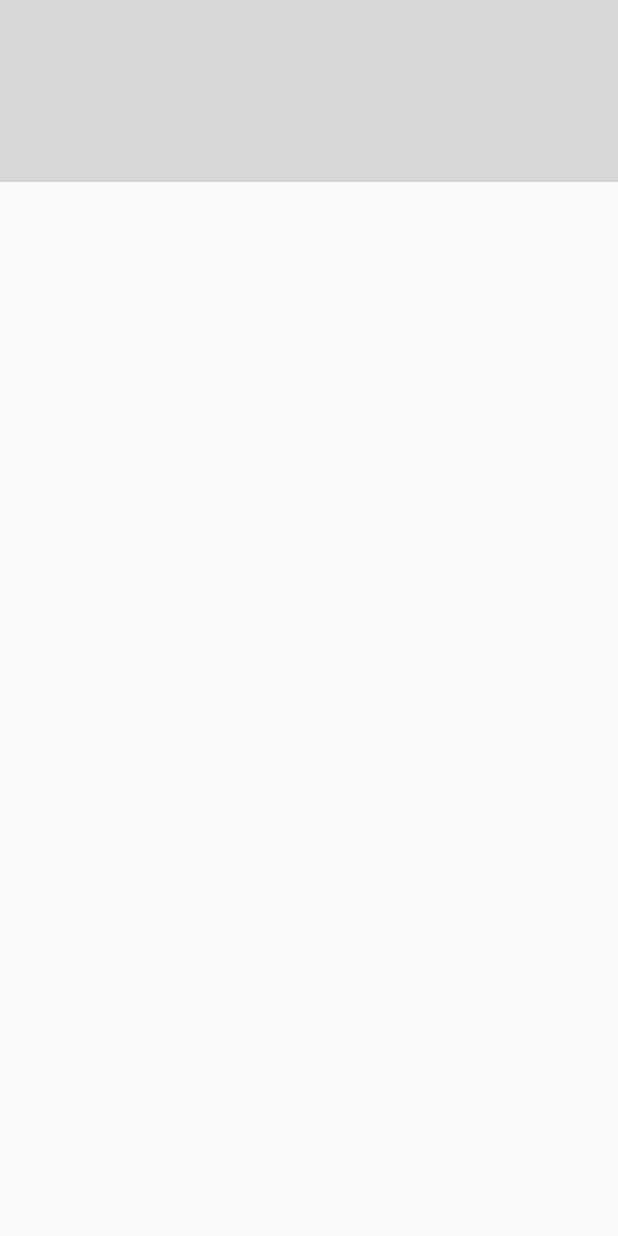
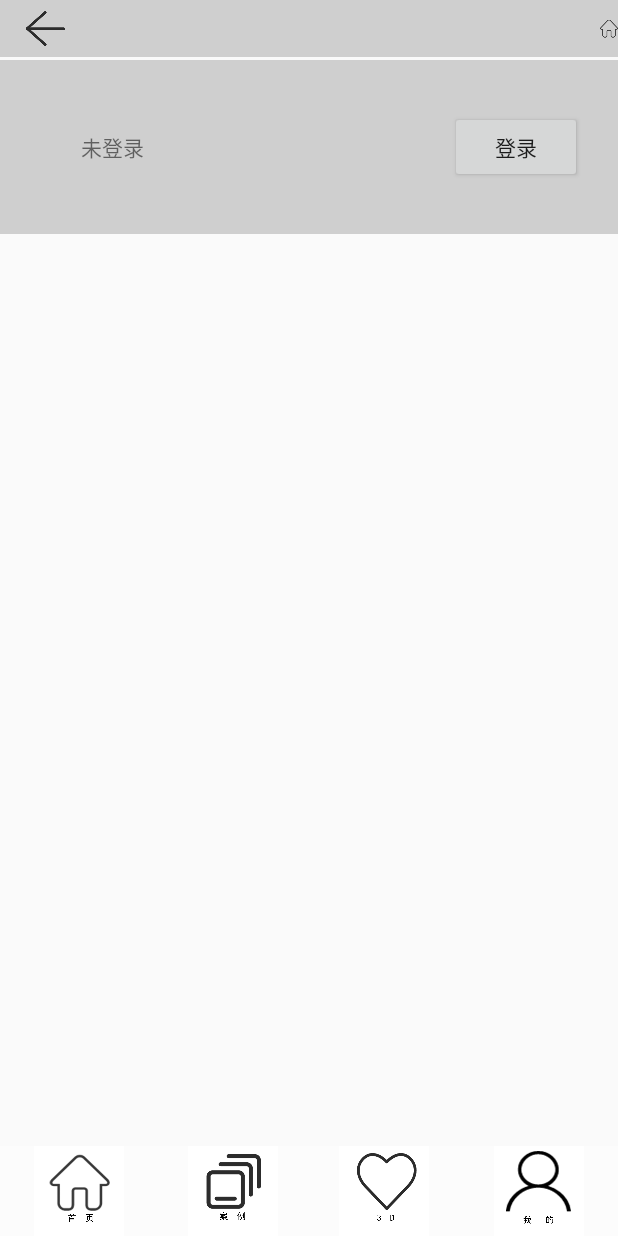
Before and after one commit to 3522-2/FinishCopy, an Android app: the PersonMain screen opened directly, with no data from a screen before it, on a phone screen of 412 x 824 dp. Run offline under Robolectric (Android 15) with nearby library versions, the phone set to English and light mode, and no system bars.

Commit message:
11:26 可以开始页面设计

```diff
--- a/app/src/main/res/layout/activity_person_main.xml
+++ b/app/src/main/res/layout/activity_person_main.xml
@@ -5,10 +5,109 @@
     android:layout_width="match_parent"
     android:layout_height="match_parent"
     tools:context=".person.PersonMain">
-    <ImageView
+
+    <RelativeLayout
+        android:layout_width="match_parent"
+        android:layout_height="38dp"
+        android:background="@color/person"
+        android:layout_alignParentTop="true">
+
+        <ImageView
+            android:layout_width="30dp"
+            android:layout_height="match_parent"
+            android:layout_marginLeft="15dp"
+            android:src="@mipmap/fanhui" />
+
+        <ImageView
+            android:layout_width="30dp"
+            android:layout_height="match_parent"
+            android:layout_marginLeft="400dp"
+            android:src="@mipmap/zhuye" />
+    </RelativeLayout>
+
+    <RelativeLayout
         android:id="@+id/imageView3"
         android:layout_width="match_parent"
-        android:layout_height="121dp"
+        android:layout_height="116dp"
         android:layout_alignParentTop="true"
-        app:srcCompat="?attr/colorButtonNormal" />
+        android:layout_marginTop="40dp"
+        android:background="@color/person"
+        app:srcCompat="?attr/colorButtonNormal">
+
+
+        <Button
+            android:id="@+id/button"
+            android:layout_width="wrap_content"
+            android:layout_height="wrap_content"
+
+            android:layout_centerVertical="true"
+            android:layout_marginLeft="300dp"
+            android:text="登录" />
+
+        <TextView
+            android:id="@+id/textView"
+            android:layout_width="90dp"
+            android:layout_height="wrap_content"
+
+            android:layout_centerVertical="true"
+            android:layout_marginLeft="54dp"
+            android:text="未登录" />
+    </RelativeLayout>
+
+    <ListView
+        android:layout_width="match_parent"
+        android:layout_height="match_parent"
+        android:layout_marginTop="160dp">
+
+    </ListView>
+    <LinearLayout
+        android:id="@+id/tab_menu"
+        android:layout_width="match_parent"
+        android:layout_height="60dp"
+        android:orientation="horizontal"
+        android:background="@color/MENU"
+        android:layout_alignParentBottom="true">
+
+        <ImageView
+            android:id="@+id/textview1"
+            android:layout_width="4dp"
+            android:layout_height="match_parent"
+            android:layout_weight="1"
+            android:src="@mipmap/shouye"
+            android:drawablePadding="6dp"
+
+            />
+
+        <ImageView
+            android:id="@+id/textview2"
+            android:layout_width="0dp"
+            android:layout_height="match_parent"
+            android:layout_weight="1"
+            android:src="@mipmap/anli"
+            android:drawablePadding="3dp"
+            android:gravity="center"
+            android:text="案例"
+            />
+
+        <ImageView
+            android:id="@+id/textview3"
+            android:layout_width="0dp"
+            android:layout_height="match_parent"
+            android:layout_weight="1"
+            android:src="@mipmap/threed"
+            android:drawablePadding="3dp"
+            android:gravity="center"
+            android:text="3D"
+            />
+        <ImageView
+            android:id="@+id/textview4"
+            android:layout_width="4dp"
+            android:layout_height="match_parent"
+            android:layout_weight="1"
+            android:src="@mipmap/wode"
+            android:drawablePadding="6dp"
+
+            />
+
+    </LinearLayout>
 </RelativeLayout>
--- a/app/src/main/res/values/colors.xml
+++ b/app/src/main/res/values/colors.xml
@@ -4,4 +4,5 @@
     <color name="colorPrimaryDark">#303F9F</color>
     <color name="colorAccent">#FF4081</color>
     <color name="MENU">#fcfcfc</color>
+    <color name="person">#CFCFCF</color>
 </resources>
```
Also changed, not shown: app/src/main/java/com/example/yuan/MainActivity.java (+6 -9 lines), app/src/main/res/layout/activity_main.xml (+25 -29 lines), app/src/main/res/mipmap-hdpi/activity.jpg (added), app/src/main/res/mipmap-hdpi/anli.jpg (added), app/src/main/res/mipmap-hdpi/fanhui.jpg (added), app/src/main/res/mipmap-hdpi/shouye.jpg (added), app/src/main/res/mipmap-hdpi/threed.jpg (added), app/src/main/res/mipmap-hdpi/wode.jpg (added), app/src/main/res/mipmap-hdpi/zhuye.png (added).
